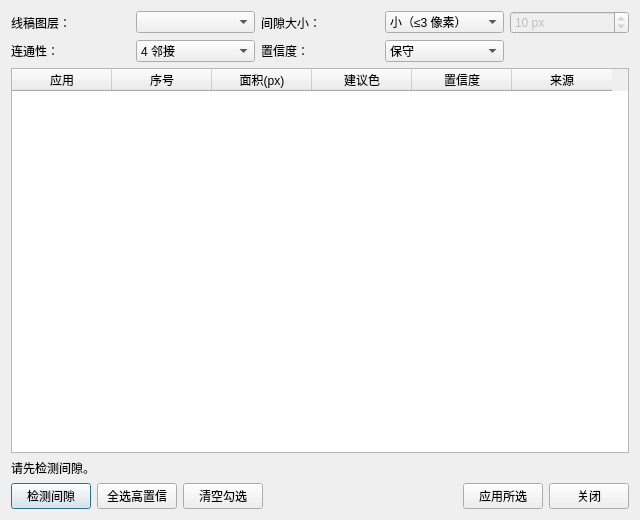
Before: the Qt Designer form app/ui/gapfilldialog.ui in 1220874621zp-debug/pencil-dream, drawn with Qt 5.
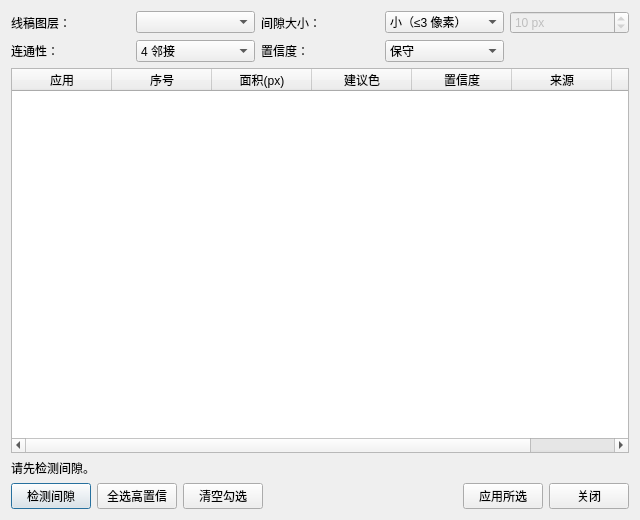
After: the same form once the commit is applied.

Commit message:
间隙填充：位置列+双击行居中放大到间隙
画布上18像素级填充肉眼难辨,列表新增位置列(文档坐标),双击行→视图归零平移+放大8倍+间隙居中,便于逐个审阅。检测日志逐间隙输出面积/坐标/建议色。

Patch:
```diff
--- a/app/ui/gapfilldialog.ui
+++ b/app/ui/gapfilldialog.ui
@@ -166,6 +166,11 @@
        <string>来源</string>
       </property>
      </column>
+     <column>
+      <property name="text">
+       <string>位置</string>
+      </property>
+     </column>
     </widget>
    </item>
    <item>
```
The commit also changes 2 other files.
